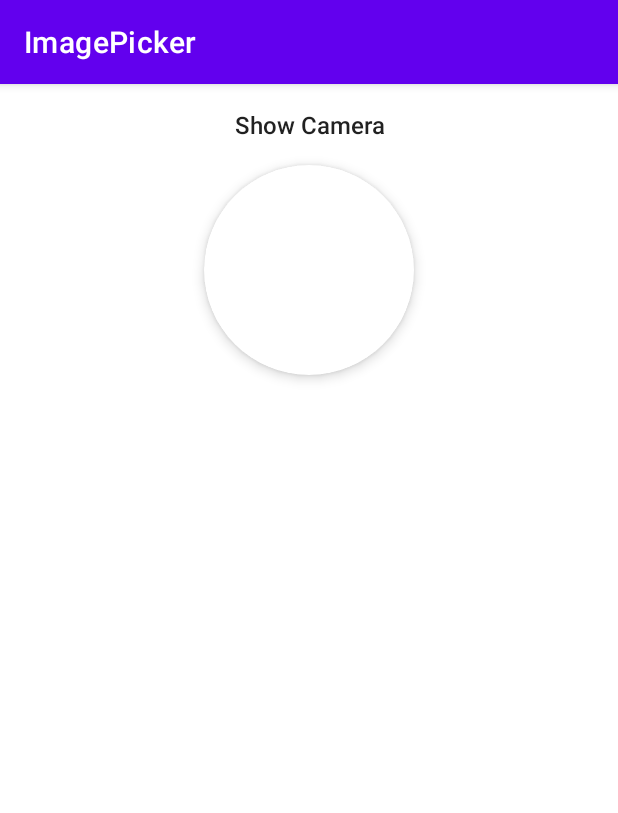
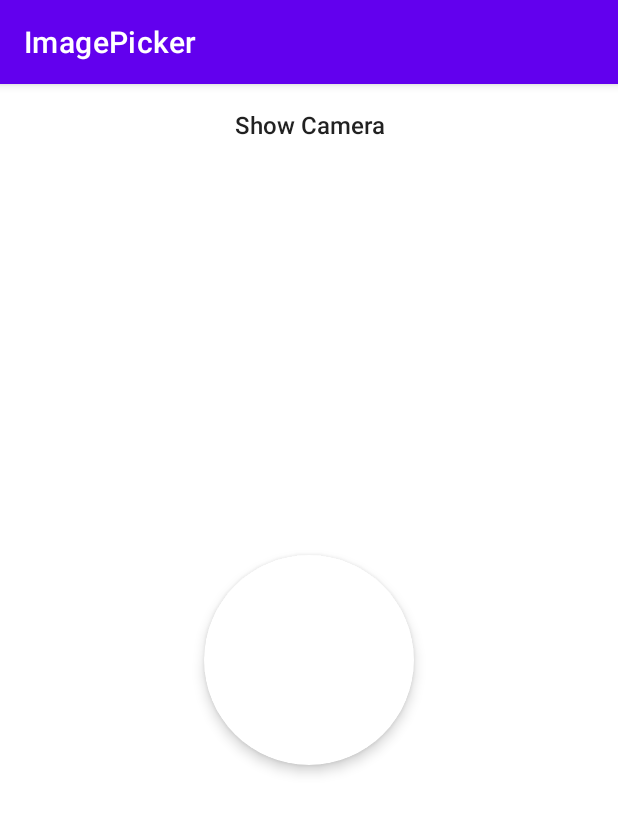
Before and after one commit to bazaartechnologies/BazaarImagePicker, an Android app: the screen it shows after launch (MainActivity), on a phone screen of 412 x 824 dp. Shown: the top 813 px of the screen. Run offline under Robolectric (Android 15) with nearby library versions, the phone set to English and light mode, and no system bars; pictures from the network do not load.

```diff
--- a/app/src/main/AndroidManifest.xml
+++ b/app/src/main/AndroidManifest.xml
@@ -14,7 +14,8 @@
         android:roundIcon="@mipmap/ic_launcher_round"
         android:supportsRtl="true"
         android:theme="@style/Theme.ImagePicker">
-        <activity android:name=".MainActivity">
+        <activity android:name=".MainActivity"
+            android:exported="true">
             <intent-filter>
                 <action android:name="android.intent.action.MAIN" />
 
--- /dev/null
+++ b/app/src/main/java/com/example/imagepicker/BlankFragment.kt
@@ -0,0 +1,59 @@
+package com.example.imagepicker
+
+import android.os.Bundle
+import androidx.fragment.app.Fragment
+import android.view.LayoutInflater
+import android.view.View
+import android.view.ViewGroup
+import android.widget.ImageView
+import android.widget.TextView
+import androidx.appcompat.app.AppCompatActivity
+import com.example.imagepickerlibrary.image_picker.ImagePicker
+
+
+class BlankFragment : Fragment() {
+
+
+    private lateinit var imageBuilder: ImagePicker.Builder
+
+    override fun onCreateView(
+        inflater: LayoutInflater, container: ViewGroup?,
+        savedInstanceState: Bundle?
+    ): View {
+        // Inflate the layout for this fragment
+
+
+        imageBuilder = ImagePicker.with(this) { resultCode, data ->
+
+            if (resultCode == AppCompatActivity.RESULT_OK && data != null) {
+                val picker = ImagePicker.getPickerData(data)
+
+                view?.findViewById<ImageView>(R.id.iv)?.setImageURI(picker?.uri)
+
+            }
+
+        }
+            .bothWithCustom()
+//                .maxResultSize(200, 200)
+//                .compressImage(20, 20)
+            .cropOval()
+            .setGalleryIcon(R.drawable.gallery)
+            .setCameraSwitchIcon(R.drawable.switch_camera)
+
+
+        return inflater.inflate(R.layout.fragment_blank, container, false)
+    }
+
+
+    override fun onViewCreated(view: View, savedInstanceState: Bundle?) {
+        super.onViewCreated(view, savedInstanceState)
+
+        view.findViewById<TextView>(R.id.btnShowCameraOnlyWithCrop)?.setOnClickListener {
+
+            imageBuilder.start { resultCode, data ->
+
+            }
+
+        }
+    }
+}
--- a/app/src/main/res/layout/activity_main.xml
+++ b/app/src/main/res/layout/activity_main.xml
@@ -7,29 +7,12 @@
     android:orientation="vertical"
     tools:context=".MainActivity">
 
-    <TextView
-        android:id="@+id/btnShowCameraOnlyWithCrop"
-        android:layout_width="match_parent"
-        android:layout_height="wrap_content"
-        android:gravity="center"
-        android:padding="16dp"
-        android:text="Show Camera"
-        android:textAppearance="@style/TextAppearance.AppCompat.Body2"
-        android:textSize="16sp" />
 
-    <androidx.cardview.widget.CardView
-        android:layout_width="140dp"
-        android:elevation="5dp"
-        app:cardCornerRadius="70dp"
-        app:cardElevation="5dp"
-        android:layout_gravity="center"
-        android:layout_height="140dp">
+<androidx.fragment.app.FragmentContainerView
+    android:id="@+id/fragment_view"
+    android:layout_width="match_parent"
+    android:layout_height="match_parent"
+    android:name="com.example.imagepicker.BlankFragment"/>
 
-        <ImageView
-            android:id="@+id/iv"
-            android:layout_width="match_parent"
-            android:layout_height="match_parent"
-            android:layout_gravity="center" />
 
-    </androidx.cardview.widget.CardView>
 </LinearLayout>
--- /dev/null
+++ b/app/src/main/res/layout/fragment_blank.xml
@@ -0,0 +1,34 @@
+<?xml version="1.0" encoding="utf-8"?>
+<FrameLayout xmlns:android="http://schemas.android.com/apk/res/android"
+    xmlns:tools="http://schemas.android.com/tools"
+    android:layout_width="match_parent"
+    android:layout_height="match_parent"
+    xmlns:app="http://schemas.android.com/apk/res-auto"
+    tools:context=".BlankFragment">
+
+    <TextView
+        android:id="@+id/btnShowCameraOnlyWithCrop"
+        android:layout_width="match_parent"
+        android:layout_height="wrap_content"
+        android:gravity="center"
+        android:padding="16dp"
+        android:text="Show Camera"
+        android:textAppearance="@style/TextAppearance.AppCompat.Body2"
+        android:textSize="16sp" />
+
+    <androidx.cardview.widget.CardView
+        android:layout_width="140dp"
+        android:elevation="5dp"
+        app:cardCornerRadius="70dp"
+        app:cardElevation="5dp"
+        android:layout_gravity="center"
+        android:layout_height="140dp">
+
+        <ImageView
+            android:id="@+id/iv"
+            android:layout_width="match_parent"
+            android:layout_height="match_parent"
+            android:layout_gravity="center" />
+
+    </androidx.cardview.widget.CardView>
+</FrameLayout>
--- a/app/src/main/res/values/strings.xml
+++ b/app/src/main/res/values/strings.xml
@@ -1,3 +1,5 @@
 <resources>
     <string name="app_name">ImagePicker</string>
+    <!-- TODO: Remove or change this placeholder text -->
+    <string name="hello_blank_fragment">Hello blank fragment</string>
 </resources>
```
Also changed, not shown: ImagePickerLibrary/build.gradle (+7 -16 lines), ImagePickerLibrary/src/main/java/com/example/imagepickerlibrary/image_picker/ImagePicker.kt (+39 -15 lines), ImagePickerLibrary/src/main/java/com/example/imagepickerlibrary/util/TouchImageView.kt (+10 -5 lines), app/build.gradle (+4 -12 lines), app/src/main/java/com/example/imagepicker/MainActivity.kt (+17 -17 lines), 4 other files.
